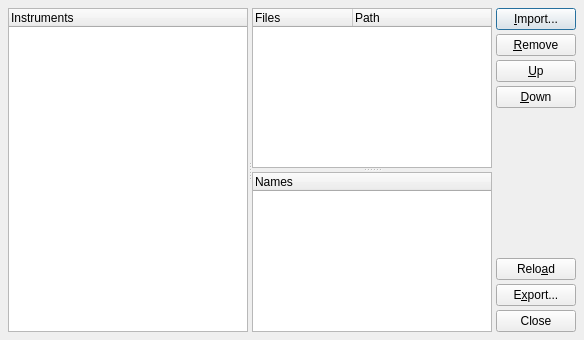
This is src/qtractorInstrumentForm.ui in rncbc/qtractor as Qt 5 draws it before an edit. The edited form follows.
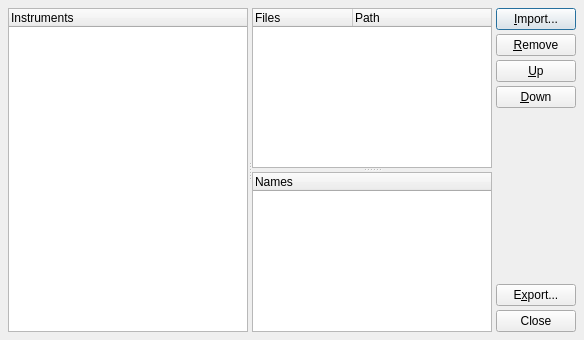
This is the edited form. Icons and pictures are not drawn.

Commit message: - Removed Reload button from View / Instruments... form dialog.

The edit to the form file:
```diff
--- a/src/qtractorInstrumentForm.ui
+++ b/src/qtractorInstrumentForm.ui
@@ -198,19 +198,6 @@
        </property>
       </spacer>
      </item>
-     <item>
-      <widget class="QPushButton" name="ReloadPushButton" >
-       <property name="toolTip" >
-        <string>Reload all instrument files</string>
-       </property>
-       <property name="text" >
-        <string>Relo&amp;ad</string>
-       </property>
-       <property name="icon" >
-        <iconset resource="qtractor.qrc" >:/images/formRefresh.png</iconset>
-       </property>
-      </widget>
-     </item>
      <item>
       <widget class="QPushButton" name="ExportPushButton" >
        <property name="toolTip" >
```
Left out of the diff: 3 changed lines with no effect on the pictures. The commit also changes 11 other files.
